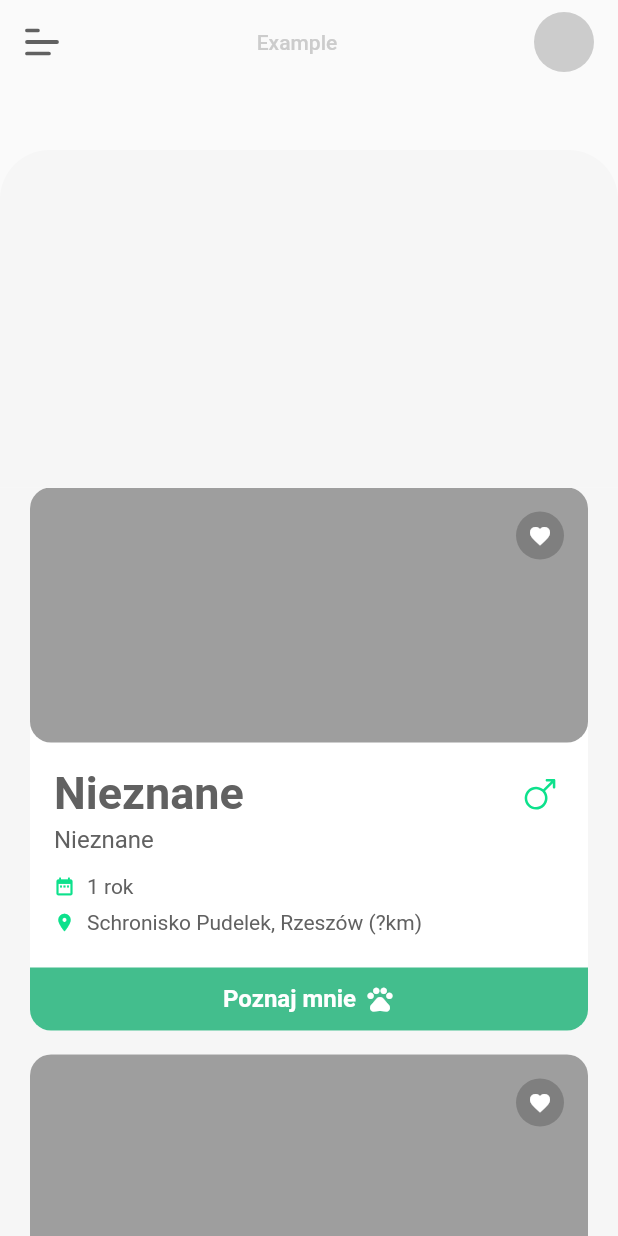
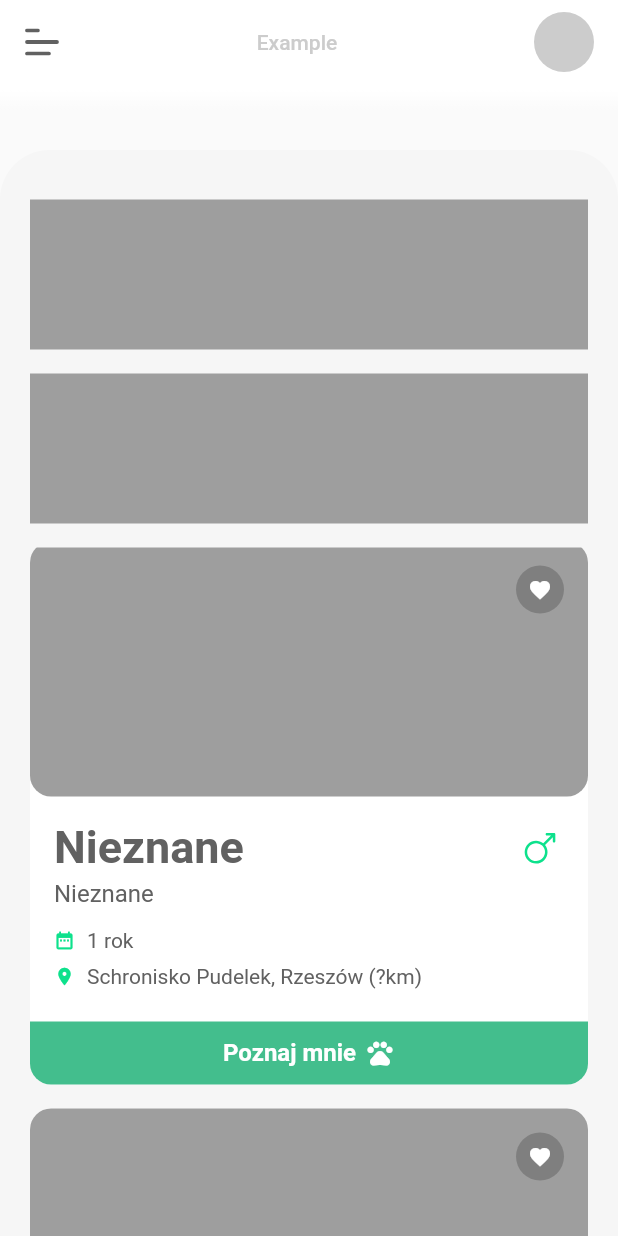
Before and after one commit to MobiCommunity/Lapka.Mobile, a Flutter app: the screen it shows after launch, on a phone screen of 412 x 824 dp. Run offline on Flutter 3.47's test engine with Material 2 defaults, Android fonts, the phone set to English and light mode, and no system bars; our stand-ins replace carousel_slider, connectivity_plus, flutter_svg, geocoding, geolocator, google_fonts; Roboto replaces fonts that are missing (Ubuntu).

Commit message:
floating scaffold, appBar transparency
floating scaffold, appBar transparency

```diff
--- a/lapka/lib/components/appBar/customAppBar.dart
+++ b/lapka/lib/components/appBar/customAppBar.dart
@@ -10,7 +10,7 @@ class CustomAppBar extends StatelessWidget with PreferredSizeWidget {
   final String localization;
   final bool showLocalization;
   final bool showBack;
-  final bool transparent;
+  final bool fade;
   final bool customTrailling;
   final Widget? trailling;
 
@@ -18,7 +18,7 @@ class CustomAppBar extends StatelessWidget with PreferredSizeWidget {
       {Key? key,
       this.showLocalization = false,
       this.showBack = false,
-      this.transparent = false,
+      this.fade = false,
       this.customTrailling = false,
       this.trailling,
       this.title = "",
@@ -42,15 +42,16 @@ class CustomAppBar extends StatelessWidget with PreferredSizeWidget {
   Widget build(BuildContext context) {
     return Stack(
       children: [
-        // Container(decoration: BoxDecoration(
-        //     gradient: LinearGradient(
-        //       begin: Alignment.topCenter,
-        //       end: Alignment.bottomCenter,
-        //       colors: [Colors.white, Colors.white.withOpacity(0.0)])),),
+        Container(decoration: BoxDecoration(
+            gradient: LinearGradient(
+              begin: Alignment.topCenter,
+              end: Alignment.bottomCenter,
+              stops: [0.8,1],
+              colors: [Colors.white, Colors.white.withOpacity(0.0)])),),
         AppBar(
           automaticallyImplyLeading: false,
           shadowColor: Colors.transparent,
-          backgroundColor: transparent ? Colors.transparent : BasicColors.white,
+          backgroundColor: fade ? Colors.transparent : BasicColors.white,
           title: Row(
             mainAxisAlignment: MainAxisAlignment.spaceBetween,
             children: [
@@ -59,7 +60,7 @@ class CustomAppBar extends StatelessWidget with PreferredSizeWidget {
                       onTap: (){_back(context);},
                       child: Icon(
                         Icons.arrow_back,
-                        color: transparent ? BasicColors.white : BasicColors.darkGrey,
+                        color: fade ? BasicColors.white : BasicColors.darkGrey,
                       ))
                   : InkWell(
                       onTap: (){
--- /dev/null
+++ b/lapka/lib/components/screens/floatingBarScaffold.dart
@@ -0,0 +1,55 @@
+
+import 'package:flutter/material.dart';
+import 'package:lapka/settings/colors.dart';
+
+class FloatingBarScaffold extends StatelessWidget {
+  final PreferredSizeWidget appbar;
+  final Widget headerSliver;
+  final Widget body;
+
+  const FloatingBarScaffold(
+      {Key? key,
+      required this.appbar,
+      required this.headerSliver,
+      required this.body})
+      : super(key: key);
+
+  @override
+  Widget build(BuildContext context) {
+    return Scaffold(
+        extendBodyBehindAppBar: true,
+        appBar: appbar,
+        body: NestedScrollView(
+          floatHeaderSlivers: true,
+          headerSliverBuilder: (context, innerBoxIsScrolled) {
+            return <Widget>[
+              SliverAppBar(
+                floating: true,
+                toolbarHeight: 266,
+                backgroundColor: Colors.transparent,
+                flexibleSpace: headerSliver
+              ),
+            ];
+          },
+          body: Stack(
+            children: [
+              Container(
+                color: BasicColors.grey,
+                child: body
+              ),
+              Container(
+                height: 20,
+                decoration: BoxDecoration(
+                    gradient: LinearGradient(
+                        begin: Alignment.topCenter,
+                        end: Alignment.bottomCenter,
+                        colors: [
+                      BasicColors.grey,
+                      BasicColors.white.withOpacity(0)
+                    ])),
+              ),
+            ],
+          ),
+        ));
+  }
+}
--- a/lapka/lib/screens/adoptPet/adoptPetDetails.dart
+++ b/lapka/lib/screens/adoptPet/adoptPetDetails.dart
@@ -16,7 +16,7 @@ class AdoptPetDetails extends StatelessWidget {
     return Scaffold(
       extendBodyBehindAppBar: true,
       appBar: CustomAppBar(
-        transparent: true,
+        fade: true,
         title: '',
         showBack: true,
       ),
--- a/lapka/lib/screens/adoptPet/adoptPetListPage.dart
+++ b/lapka/lib/screens/adoptPet/adoptPetListPage.dart
@@ -1,5 +1,6 @@
 import 'package:flutter/material.dart';
 import 'package:lapka/components/appBar/customAppBar.dart';
+import 'package:lapka/components/screens/floatingBarScaffold.dart';
 import 'package:lapka/components/screens/petCard.dart';
 import 'package:lapka/models/pet.dart';
 import 'package:lapka/screens/adoptPet/adoptPetDetails.dart';
@@ -10,21 +11,14 @@ class AdoptPetListPage extends StatelessWidget {
 
   @override
   Widget build(BuildContext context) {
-    return Scaffold(
-        extendBodyBehindAppBar: true,
-        appBar: CustomAppBar(
-          transparent: true,
+    return FloatingBarScaffold(
+      appbar: CustomAppBar(
+          fade: true,
           title: "Example",
         ),
-        body: NestedScrollView(
-          floatHeaderSlivers: true,
-          headerSliverBuilder: (context, innerBoxIsScrolled) {
-            return <Widget>[
-              SliverAppBar(
-                floating: true,
-                toolbarHeight: 250,
-                backgroundColor: Colors.transparent,
-                flexibleSpace: Padding(
+      headerSliver: Column(
+                  children: [
+                    Padding(
                       padding: const EdgeInsets.only(top: 100),
                       child: Container(
                         decoration: BoxDecoration(
@@ -33,6 +27,8 @@ class AdoptPetListPage extends StatelessWidget {
                               topLeft: Radius.circular(33),
                               topRight: Radius.circular(33)),
                         ),
+                        child: Padding(
+                          padding: const EdgeInsets.symmetric(horizontal: 20),
                           child: Column(
                             mainAxisSize: MainAxisSize.min,
                             children: [
@@ -40,28 +36,37 @@ class AdoptPetListPage extends StatelessWidget {
                                 padding: const EdgeInsets.only(top: 33.0),
                                 child: Container(
                                   height: 100,
-                            color: Colors.transparent,
+                                  color: Colors.grey,
                                 ),
                               ),
-                        Container(
+                              Padding(
+                                padding:
+                                    const EdgeInsets.symmetric(vertical: 16),
+                                child: Container(
                                   height: 100,
-                          color: Colors.transparent,
-                        )
+                                  color: Colors.grey,
+                                ),
+                              ),
                             ],
                           ),
                         ),
                       ),
                     ),
-            ];
-          },
-          body: Container(
-            color: BasicColors.grey,
-            child: Padding(
-              padding: const EdgeInsets.symmetric(horizontal: 20),
+                  ],
+                ),
+      body: Padding(
+                  padding: const EdgeInsets.only(left: 20, right: 20),
                   child: ListView(
                     padding: EdgeInsets.zero,
                     children: [
-                  PetCard(pet: Pet()),
+                      SizedBox(
+                        height: 20,
+                      ),
+                      InkWell(
+                        onTap: (){
+                          Navigator.of(context).push(MaterialPageRoute(builder: (context)=> AdoptPetDetails()));
+                        },
+                        child: PetCard(pet: Pet())),
                       SizedBox(
                         height: 16,
                       ),
@@ -80,7 +85,6 @@ class AdoptPetListPage extends StatelessWidget {
                     ],
                   ),
                 ),
-          ),
-        ));
+    );
   }
 }
```
Lines whose indentation alone changed are shown as unchanged.
